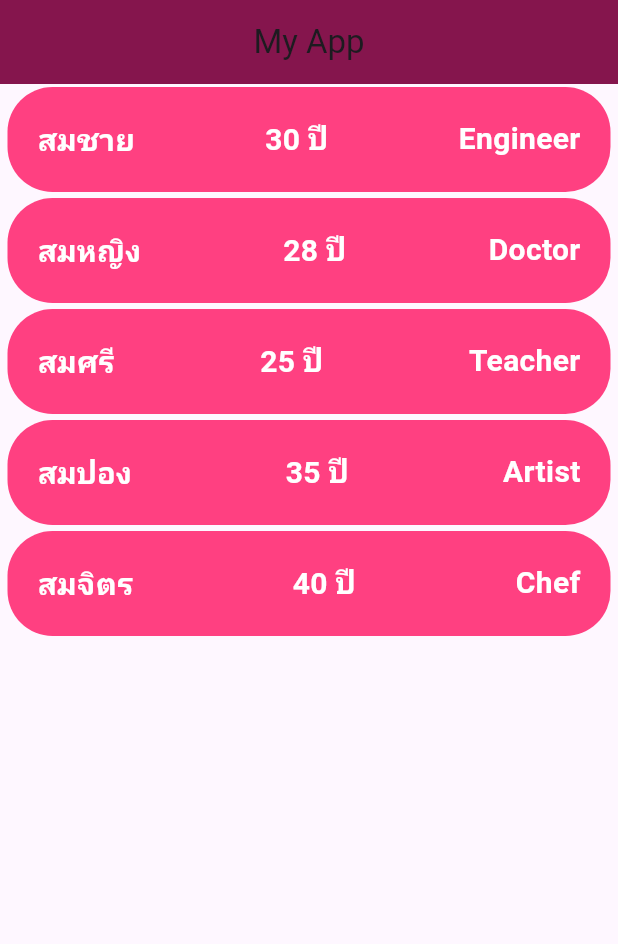
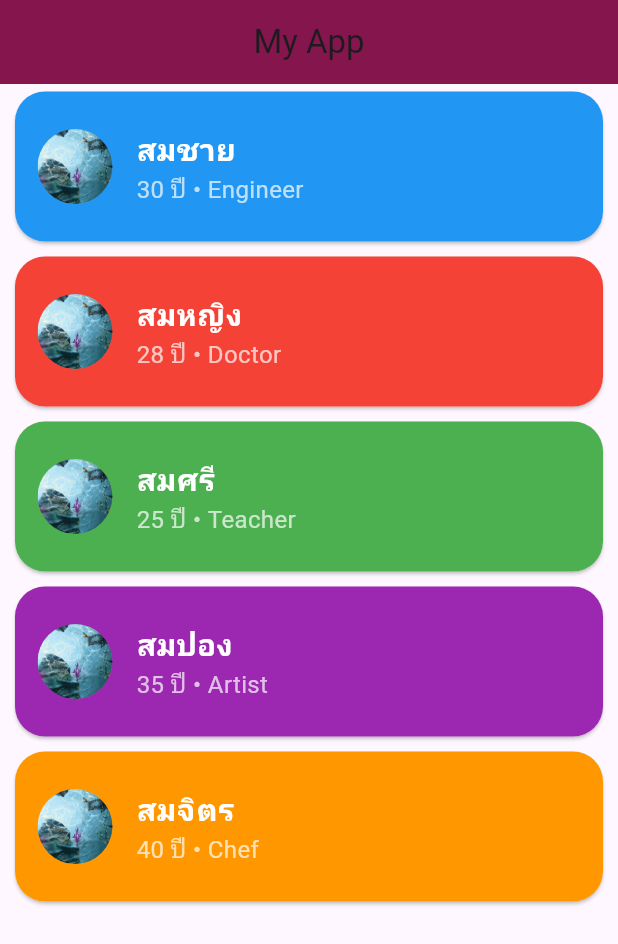
Before and after one commit to armzaza595/learn_flutter_67_1, a Flutter app: the screen it shows after launch, on a phone screen of 412 x 824 dp. Shown: the top 944 px of the screen. Run offline on Flutter 3.47's test engine with Material 3 defaults, Android fonts, the phone set to English and light mode, and no system bars.

Commit message:
Step11: use a enum

```diff
--- a/lib/screen/item.dart
+++ b/lib/screen/item.dart
@@ -14,42 +14,42 @@ class ItemState extends State<Item> {
     return ListView.builder(
       itemCount: personList.length,
       itemBuilder: (context, index) {
-        return Container(
+        final person = personList[index];
+
+        return Card(
+          shape: RoundedRectangleBorder(
+            borderRadius: BorderRadius.circular(20),
+          ),
+          margin: const EdgeInsets.symmetric(vertical: 5, horizontal: 10),
+          child: Container(
             decoration: BoxDecoration(
-            borderRadius: BorderRadius.circular(30), // ✅ แก้แล้ว
-            color: Colors.pinkAccent,
+              color: person.jobTitle.color, // ใช้สีจาก enum
+              borderRadius: BorderRadius.circular(20),
             ),
-          margin: const EdgeInsets.symmetric(vertical: 2, horizontal: 5),
-          padding: const EdgeInsets.all(20),
-            child: Row(
-              mainAxisAlignment: MainAxisAlignment.spaceBetween,
-              children: [
-                Text(
-                  personList[index].name,
+            child: ListTile(
+              contentPadding: const EdgeInsets.all(15),
+              leading: CircleAvatar(
+                backgroundImage: AssetImage(person.jobTitle.image),
+                backgroundColor: Colors.white24, // กัน error ถ้ารูปไม่โหลด
+                radius: 25,
+              ),
+              title: Text(
+                person.name,
                 style: const TextStyle(
                   fontSize: 20,
+                  fontWeight: FontWeight.bold,
                   color: Colors.white,
-                    fontWeight: FontWeight.bold,
                 ),
               ),
-                Text(
-                  "${personList[index].age} ปี",
-                  style: const TextStyle(
-                    fontSize: 20,
-                    color: Colors.white,
-                    fontWeight: FontWeight.bold,
+              subtitle: Text(
+                "${person.age} ปี • ${person.jobTitle.title}",
+                style: const TextStyle(fontSize: 16, color: Colors.white70),
+              ),
+              onTap: () {
+                debugPrint("${person.name} ทำงานเป็น ${person.jobTitle.title}");
+              },
             ),
           ),
-                Text(
-                  personList[index].job,
-                  style: const TextStyle(
-                    fontSize: 20,
-                    color: Colors.white,
-                    fontWeight: FontWeight.bold,
-                  ),
-                ),
-              ],
-            )
         );
       },
     );
```
Also changed, not shown: lib/model/person.dart (+55 -7 lines). Lines whose indentation alone changed are shown as unchanged.
